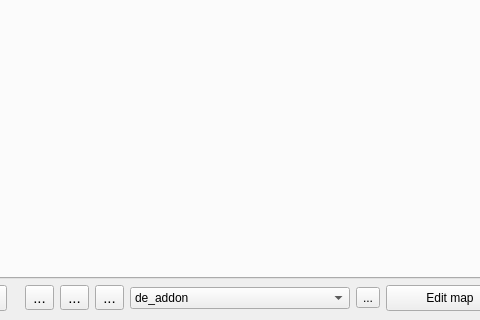
Old version of the form src/main.ui in the repository dertwist/Hammer5Tools; both pictures show x 353 to 833 and y 558 to 878 of the 1194 by 878 pixel window.
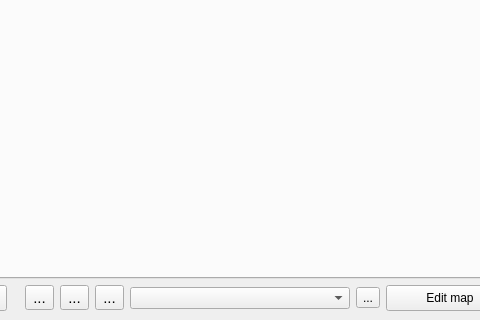
New version of the form. Icons and pictures are not drawn.

Commit message: Deleted de_addon placeholder. Ask user if tehre is no addon

```diff
--- a/src/main.ui
+++ b/src/main.ui
@@ -441,11 +441,6 @@
         <property name="styleSheet">
          <string notr="true"/>
         </property>
-        <item>
-         <property name="text">
-          <string>de_addon</string>
-         </property>
-        </item>
        </widget>
       </item>
       <item>
```
The commit also changes 4 other files.
